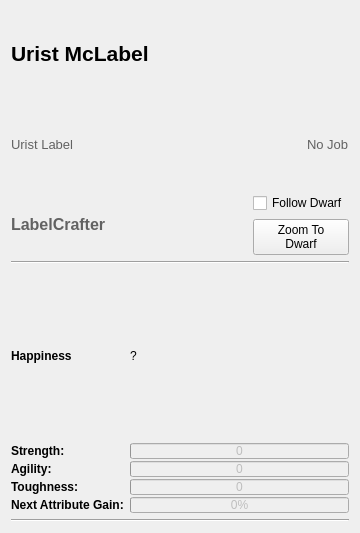
Qt form ui/dwarfdetailswidget.ui (jimhester/dwarftherapist) before a commit.
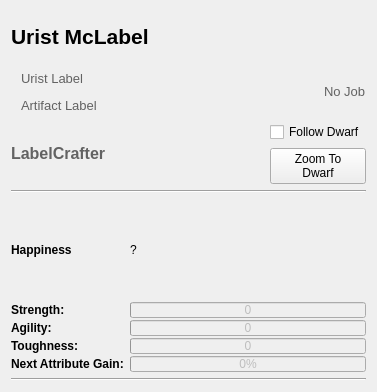
The same form after that commit.

Commit message: Add some basic exception handling to dfinstance. In the dwarf details, show the name of the artifact if they created one.

The edit to the form file:
```diff
--- a/ui/dwarfdetailswidget.ui
+++ b/ui/dwarfdetailswidget.ui
@@ -6,8 +6,8 @@
    <rect>
     <x>0</x>
     <y>0</y>
-    <width>360</width>
-    <height>533</height>
+    <width>377</width>
+    <height>392</height>
    </rect>
   </property>
   <property name="windowTitle">
@@ -34,6 +34,14 @@
      <item>
       <layout class="QHBoxLayout" name="horizontalLayout">
        <item>
+        <layout class="QVBoxLayout" name="verticalLayout_3">
+         <property name="leftMargin">
+          <number>10</number>
+         </property>
+         <property name="rightMargin">
+          <number>10</number>
+         </property>
+         <item>
         <widget class="QLabel" name="lbl_translated_name">
          <property name="palette">
           <palette>
@@ -90,6 +98,58 @@
           <number>0</number>
          </property>
         </widget>
+         </item>
+         <item>
+          <widget class="QLabel" name="lbl_artifact">
+           <property name="palette">
+            <palette>
+             <active>
+              <colorrole role="WindowText">
+               <brush brushstyle="SolidPattern">
+                <color alpha="255">
+                 <red>98</red>
+                 <green>98</green>
+                 <blue>98</blue>
+                </color>
+               </brush>
+              </colorrole>
+             </active>
+             <inactive>
+              <colorrole role="WindowText">
+               <brush brushstyle="SolidPattern">
+                <color alpha="255">
+                 <red>98</red>
+                 <green>98</green>
+                 <blue>98</blue>
+                </color>
+               </brush>
+              </colorrole>
+             </inactive>
+             <disabled>
+              <colorrole role="WindowText">
+               <brush brushstyle="SolidPattern">
+                <color alpha="255">
+                 <red>120</red>
+                 <green>120</green>
+                 <blue>120</blue>
+                </color>
+               </brush>
+              </colorrole>
+             </disabled>
+            </palette>
+           </property>
+           <property name="font">
+            <font>
+             <family>Segoe UI</family>
+             <pointsize>10</pointsize>
+            </font>
+           </property>
+           <property name="text">
+            <string>Artifact Label</string>
+           </property>
+          </widget>
+         </item>
+        </layout>
        </item>
        <item>
         <spacer name="horizontalSpacer">
```
Lines whose indentation alone changed are shown as unchanged. The commit also changes 8 other files.
